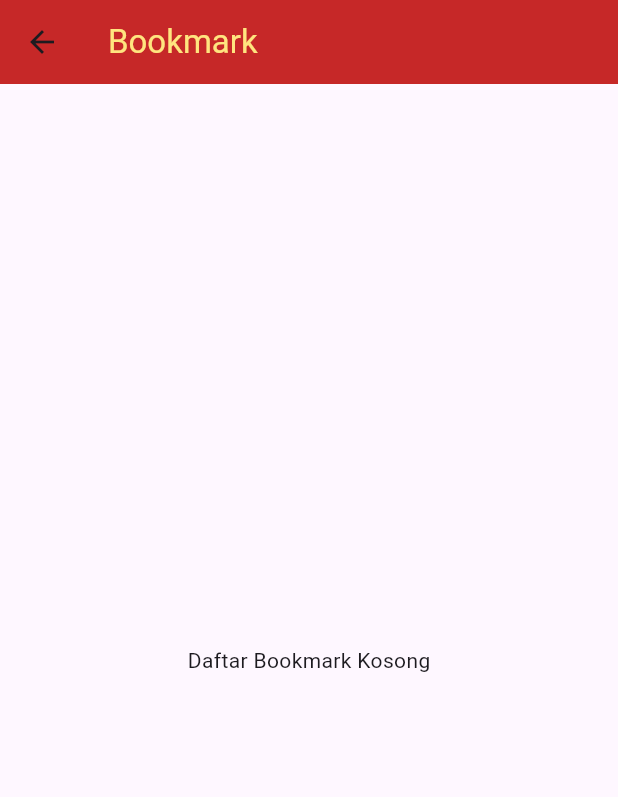
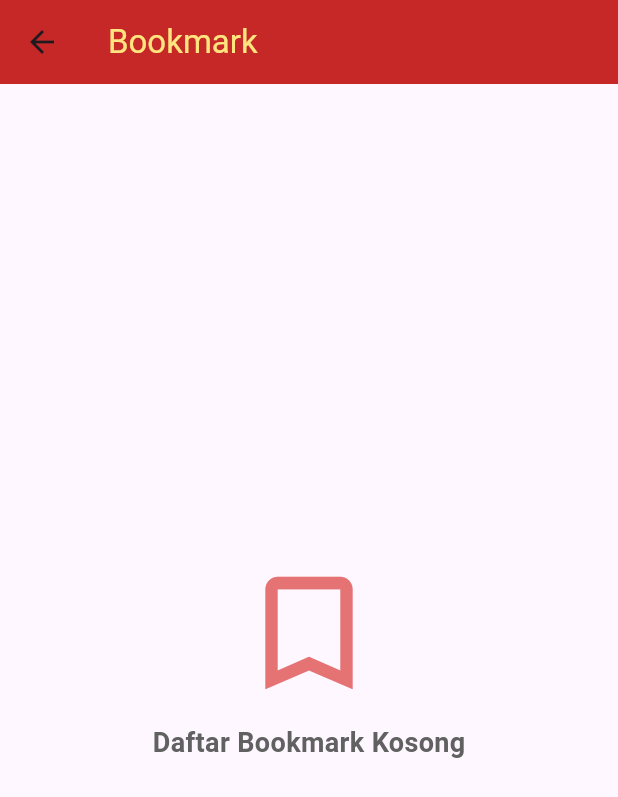
Before and after one commit to JonathanTanujaya/dwaw, a Flutter app: the ProfileScreen screen opened directly, after a tap on "Bookmark", on a phone screen of 412 x 824 dp. Shown: the top 797 px of the screen. Run offline on Flutter 3.47's test engine with Material 3 defaults, Android fonts, the phone set to English and light mode, and no system bars; our stand-ins replace shared_preferences; accounts and stored records are empty.

Commit message:
bookmark
bookmark lom kelar
id lom kelar

```diff
--- a/Tugas Project/main/lib/Main.dart
+++ b/Tugas Project/main/lib/Main.dart
@@ -51,7 +51,7 @@ class _MainScreenState extends State<MainScreen> {
         onTap: _onItemTapped,
         items: [
           BottomNavigationBarItem(icon: Icon(Icons.home), label: 'Home'),
-          BottomNavigationBarItem(icon: Icon(Icons.list), label: 'Categories'),
+          BottomNavigationBarItem(icon: Icon(Icons.list), label: 'Daftar Isi'),
           BottomNavigationBarItem(icon: Icon(Icons.person), label: 'Profile'),
         ],
       ),
--- a/Tugas Project/main/lib/ProfileScreen.dart
+++ b/Tugas Project/main/lib/ProfileScreen.dart
@@ -20,7 +20,21 @@ class BookmarkScreen extends StatelessWidget {
         ),
       ),
       body: Center(
-        child: Text("Daftar Bookmark Kosong"),
+        child: Column(
+          mainAxisAlignment: MainAxisAlignment.center,
+          children: [
+            Icon(Icons.bookmark_outline, size: 100, color: Colors.red[300]),
+            SizedBox(height: 10),
+            Text(
+              "Daftar Bookmark Kosong",
+              style: TextStyle(
+                fontSize: 18,
+                fontWeight: FontWeight.bold,
+                color: Colors.grey[700],
+              ),
+            ),
+          ],
+        ),
       ),
     );
   }
@@ -32,14 +46,14 @@ class ProfileScreen extends StatefulWidget {
 }
 
 class _ProfileScreenState extends State<ProfileScreen> {
-  String _profileImage = "images/avatar/defGam.jpg"; // Gambar profil default
+  String _profileImage = "images/avatar/defGam.jpg";
   String _userName = "User";
   String _themePreference = "Light Theme";
 
   @override
   void initState() {
     super.initState();
-    _loadProfileData(); // Memuat data profil
+    _loadProfileData();
   }
 
   Future<void> _loadProfileData() async {
@@ -78,9 +92,15 @@ class _ProfileScreenState extends State<ProfileScreen> {
           children: [
             // Header Profil
             Container(
-              color: Colors.red[800],
+              decoration: BoxDecoration(
+                gradient: LinearGradient(
+                  colors: [Colors.red[800]!, Colors.orange[400]!],
+                  begin: Alignment.topLeft,
+                  end: Alignment.bottomRight,
+                ),
+              ),
               width: double.infinity,
-              padding: EdgeInsets.symmetric(vertical: 16),
+              padding: EdgeInsets.symmetric(vertical: 20),
               child: Column(
                 children: [
                   GestureDetector(
@@ -101,8 +121,9 @@ class _ProfileScreenState extends State<ProfileScreen> {
                       }
                     },
                     child: CircleAvatar(
-                      radius: 50,
+                      radius: 60,
                       backgroundImage: AssetImage(_profileImage),
+                      backgroundColor: Colors.white,
                     ),
                   ),
                   SizedBox(height: 10),
@@ -110,11 +131,14 @@ class _ProfileScreenState extends State<ProfileScreen> {
                     _userName,
                     style: TextStyle(
                       color: Colors.white,
-                      fontSize: 18,
+                      fontSize: 22,
                       fontWeight: FontWeight.bold,
                     ),
                   ),
                   ElevatedButton(
+                    style: ElevatedButton.styleFrom(
+                      backgroundColor: Colors.orange[400],
+                    ),
                     onPressed: () {
                       // Tambahkan logika login/sign-up di sini
                     },
@@ -142,16 +166,19 @@ class _ProfileScreenState extends State<ProfileScreen> {
             // Tombol Bookmark
             ListTile(
               title: Text("Bookmark"),
-              leading: Icon(Icons.bookmark),
+              leading: Icon(Icons.bookmark, color: Colors.red[800]),
               onTap: () {
                 Navigator.push(
-                    context, MaterialPageRoute(builder: (context) => BookmarkScreen()));
+                  context,
+                  MaterialPageRoute(builder: (context) => BookmarkScreen()),
+                );
               },
             ),
             // Daftar Aktivitas
             ListTile(
               title: Text("Daftar Aktivitas"),
               subtitle: Text("- Membaca Resep: Kung Pao Chicken"),
+              leading: Icon(Icons.restaurant, color: Colors.orange[400]),
             ),
             // Seksi Inspirasi Harian
             Padding(
@@ -162,7 +189,11 @@ class _ProfileScreenState extends State<ProfileScreen> {
                   padding: EdgeInsets.all(16),
                   child: Text(
                     "\"Tahukah kamu? Dim sum artinya 'menyentuh hati' dalam bahasa Mandarin.\"",
-                    style: TextStyle(fontStyle: FontStyle.italic),
+                    style: TextStyle(
+                      fontStyle: FontStyle.italic,
+                      color: Colors.red[800],
+                      fontSize: 16,
+                    ),
                   ),
                 ),
               ),
--- a/Tugas Project/main/pubspec.yaml
+++ b/Tugas Project/main/pubspec.yaml
@@ -20,4 +20,6 @@ dev_dependencies:
 flutter:
   uses-material-design: true
   assets:
-    - images/
+    - images/avatar/
+    - images/categories/
+    - images/resep/
```
Also changed, not shown: Tugas Project/main/lib/BookmarkScreen.dart (added, +102 -0 lines), Tugas Project/main/lib/RecipeDetailScreen.dart (+57 -5 lines), Tugas Project/main/lib/bookmark_manager.dart (added, +39 -0 lines), Tugas Project/main/images/avatar/avatar14.jpg, Tugas Project/main/images/avatar/avatar5.jpg.
